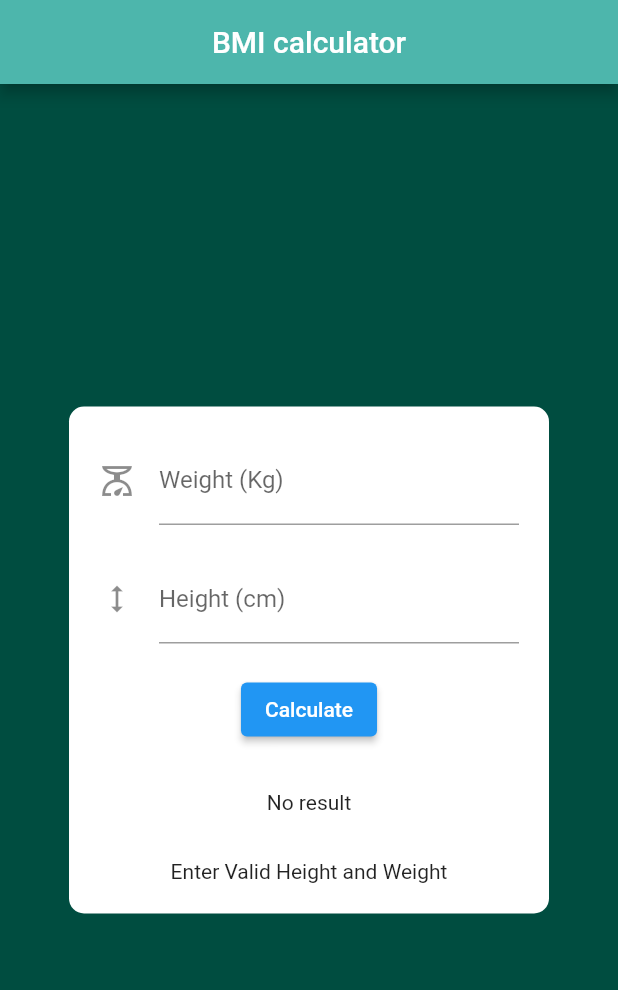
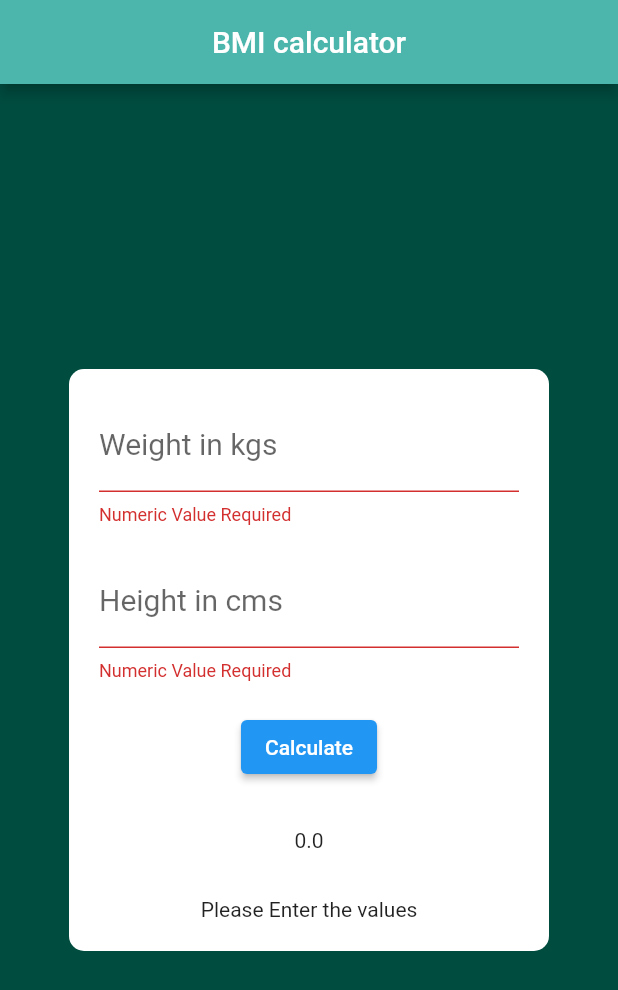
Before and after one commit to nithin-120902/flutter-apps, a Flutter app: the screen it shows after launch, after a tap on "Calculate", on a phone screen of 412 x 824 dp. Shown: the top 990 px of the screen. Run offline on Flutter 3.47's test engine with Material 2 defaults, Android fonts, the phone set to English and light mode, and no system bars.

Commit message:
updated code'

```diff
--- a/bmi/lib/calculate.dart
+++ b/bmi/lib/calculate.dart
@@ -1,27 +1,22 @@
+import 'package:bmi/response.dart';
+
 class Calculate{
-  double? height;
-  double? weight;
-  double? _bmi;
-  String? message;
 
-  Calculate({this.height,this.weight,this.message=""});
+  static Response bmi(height,weight){
+    double bmi;
+    String message='';
+    height=height/100;
+    bmi = (weight / (height * height));
 
-  List<String> bmi(){
-    if (height == null || height! <= 0 || weight == null || weight! <= 0) {
-      return ["No result","Enter Valid Height and Weight"];
-    }
-    height=height!/100;
-    _bmi = (weight! / (height! * height!));
-
-    if (_bmi! < 18.5) {
+    if (bmi < 18.5) {
       message = "You are in Under weight category.";
-    } else if (_bmi! < 25) {
+    } else if (bmi < 25) {
       message = "You are in Noraml weight category.";
-    } else if (_bmi! < 30) {
+    } else if (bmi < 30) {
       message = "You are in Over weight category.";
-    } else if (_bmi! > 30) {
+    } else if (bmi > 30) {
       message = "You are Obese";
     }
-    return [_bmi.toString(),message.toString()];
+    return Response(bmi: bmi, message: message);
   }
 }
--- a/bmi/lib/main.dart
+++ b/bmi/lib/main.dart
@@ -1,6 +1,8 @@
-// ignore_for_file: prefer_const_constructors, prefer_const_literals_to_create_immutables
+// ignore_for_file: prefer_const_constructors
 
 import 'package:bmi/calculate.dart';
+import 'package:bmi/request.dart';
+import 'package:bmi/response.dart';
 import 'package:flutter/material.dart';
 
 void main() {
@@ -16,25 +18,17 @@ class BMI extends StatefulWidget {
 
 class _BMIState extends State<BMI> {
 
-  List<String> _bmi = ["No Result","Enter height and weight"];
-
   final _heightController = TextEditingController();
 
   final _weightController = TextEditingController();
 
-  void calculate(){
-    final double? height = double.tryParse(_heightController.value.text);
-    final double? weight = double.tryParse(_weightController.value.text);
+  Response response = Response(bmi: 0, message: "Please Enter the values");
 
-    Calculate cal = Calculate(height: height,weight: weight);
-
-    setState(() {
-      _bmi = cal.bmi();
-    });
-  }
+  final _key = GlobalKey<FormState>();
 
   @override
   Widget build(BuildContext context) {
+
     return MaterialApp(
       home: Scaffold(
         backgroundColor: Colors.teal[900],
@@ -44,35 +38,51 @@ class _BMIState extends State<BMI> {
           backgroundColor: Colors.teal[300],
         ),
       body: Center(
-        child: SizedBox(
+        child: Container(
           width:320,
-          child: Container(
+          padding:EdgeInsets.all(20),
           decoration: BoxDecoration(
               borderRadius: BorderRadius.all(
                   Radius.circular(10.0)
               ),
               color: Colors.white,
             ),
-            child: Padding(
-              padding: const EdgeInsets.all(20),
+          child: Form(
+            key: _key,
             child: Column(
               mainAxisSize: MainAxisSize.min,
               children: [
-                  TextField(
-                    keyboardType: TextInputType.numberWithOptions(
-                        decimal: true),
-                    decoration:
-                        InputDecoration(labelText: 'Weight (Kg)',icon: Icon(Icons.scale_outlined)),
+                TextFormField(
+                  decoration: const InputDecoration(
+                    labelText: 'Weight in kgs',
+                    labelStyle: TextStyle(
+                      fontSize: 20
+                    ),
+                    floatingLabelAlignment: FloatingLabelAlignment.start
+                  ),
+                  validator: (value){
+                    return (value == null || value.isEmpty) ? 'Numeric Value Required' : null;
+                  },
+                  cursorHeight: 25.0,
+                  keyboardType: const TextInputType.numberWithOptions(decimal:true),
                   controller: _weightController,
                 ),
                 SizedBox(
                   height:20,
                 ),
-                  TextField(
-                    keyboardType: TextInputType.numberWithOptions(
-                        decimal: true),
-                    decoration:
-                         InputDecoration(labelText: 'Height (cm)',icon: Icon(Icons.height)),
+                TextFormField(
+                  decoration: const InputDecoration(
+                      labelText: 'Height in cms',
+                      labelStyle: TextStyle(fontSize: 20),
+                      floatingLabelAlignment: FloatingLabelAlignment.start),
+                  validator: (value) {
+                    return (value == null || value.isEmpty)
+                        ? 'Numeric Value Required'
+                        : null;
+                  },
+                  cursorHeight: 25.0,
+                  keyboardType:
+                      const TextInputType.numberWithOptions(decimal: true),
                   controller: _heightController,
                 ),
                 SizedBox(
@@ -80,7 +90,16 @@ class _BMIState extends State<BMI> {
                 ),
                 ElevatedButton(
                   onPressed: (){
-                      calculate();
+                    setState(() {
+                      if (_key.currentState!.validate()) {
+                        Request req = Request(
+                            height: double.parse(_heightController.value.text),
+                            weight: double.parse(_weightController.value.text));
+                        response = Calculate.bmi(req.height, req.weight);
+                        print(response.bmi);
+                        print(response.message);
+                      }
+                    });
                   },
                   child:
                   Text(
@@ -91,16 +110,15 @@ class _BMIState extends State<BMI> {
                   height: 30,
                 ),
                 Text(
-                    _bmi[0]
+                  (response.bmi).toString(),
                 ),
                 SizedBox(
                     height: 30,
                 ),
                 Text(
-                    _bmi[1],
-                  )
-                ],
+                  (response.message).toString()
                 ),
+              ]
             ),
           ),
         ),
--- a/bmi_new/lib/calculate.dart
+++ /dev/null
@@ -1,22 +0,0 @@
-import 'package:bmi/response.dart';
-
-class Calculate{
-
-  static Response bmi(height,weight){
-    double bmi;
-    String message='';
-    height=height/100;
-    bmi = (weight / (height * height));
-
-    if (bmi < 18.5) {
-      message = "You are in Under weight category.";
-    } else if (bmi < 25) {
-      message = "You are in Noraml weight category.";
-    } else if (bmi < 30) {
-      message = "You are in Over weight category.";
-    } else if (bmi > 30) {
-      message = "You are Obese";
-    }
-    return Response(bmi: bmi, message: message);
-  }
-}
--- a/bmi_new/lib/main.dart
+++ /dev/null
@@ -1,125 +0,0 @@
-// ignore_for_file: prefer_const_constructors
-
-import 'package:bmi/calculate.dart';
-import 'package:bmi/request.dart';
-import 'package:bmi/response.dart';
-import 'package:flutter/material.dart';
-
-void main() {
-  runApp(const BMI());
-}
-
-class BMI extends StatefulWidget {
-  const BMI({super.key});
-
-  @override
-  State<BMI> createState() => _BMIState();
-}
-
-class _BMIState extends State<BMI> {
-
-  final _heightController = TextEditingController();
-
-  final _weightController = TextEditingController();
-
-  Response response = Response(bmi: 0, message: "Please Enter the values");
-
-  final _key = GlobalKey<FormState>();
-
-  @override
-  Widget build(BuildContext context) {
-
-    return MaterialApp(
-      home: Scaffold(
-        backgroundColor: Colors.teal[900],
-        appBar: AppBar(
-          title: Text('BMI calculator'),
-          centerTitle: true,
-          backgroundColor: Colors.teal[300],
-        ),
-      body: Center(
-        child: Container(
-          width:320,
-          padding:EdgeInsets.all(20),
-          decoration: BoxDecoration(
-              borderRadius: BorderRadius.all(
-                  Radius.circular(10.0)
-              ),
-              color: Colors.white,
-            ),
-          child: Form(
-            key: _key,
-            child: Column(
-              mainAxisSize: MainAxisSize.min,
-              children: [
-                TextFormField(
-                  decoration: const InputDecoration(
-                    labelText: 'Weight in kgs',
-                    labelStyle: TextStyle(
-                      fontSize: 20
-                    ),
-                    floatingLabelAlignment: FloatingLabelAlignment.start
-                  ),
-                  validator: (value){
-                    return (value == null || value.isEmpty) ? 'Numeric Value Required' : null;
-                  },
-                  cursorHeight: 25.0,
-                  keyboardType: const TextInputType.numberWithOptions(decimal:true),
-                  controller: _weightController,
-                ),
-                SizedBox(
-                  height:20,
-                ),
-                TextFormField(
-                  decoration: const InputDecoration(
-                      labelText: 'Height in cms',
-                      labelStyle: TextStyle(fontSize: 20),
-                      floatingLabelAlignment: FloatingLabelAlignment.start),
-                  validator: (value) {
-                    return (value == null || value.isEmpty)
-                        ? 'Numeric Value Required'
-                        : null;
-                  },
-                  cursorHeight: 25.0,
-                  keyboardType:
-                      const TextInputType.numberWithOptions(decimal: true),
-                  controller: _heightController,
-                ),
-                SizedBox(
-                  height:20,
-                ),
-                ElevatedButton(
-                  onPressed: (){
-                    if(_key.currentState!.validate()){
-                      Request req = Request(
-                            height: double.parse(_heightController.value.text),
-                            weight: double.parse(_weightController.value.text));
-                      response = Calculate.bmi(req.height, req.weight);
-                    }
-                  },
-                  child:
-                  Text(
-                    "Calculate",
-                  ),
-                ),
-                SizedBox(
-                  height: 30,
-                ),
-                Text(
-                  (response.bmi).toString(),
-                ),
-                SizedBox(
-                    height: 30,
-                ),
-                Text(
-                  (response.message).toString()
-                ),
-              ]
-            ),
-          ),
-        ),
-      ),
-    ),
-  );
-  }
-}
```
Also changed, not shown: bmi_new/analysis_options.yaml (deleted, +0 -29 lines), bmi_new/pubspec.yaml (deleted, +0 -90 lines), bmi/lib/request.dart (renamed from bmi_new/lib/request.dart), bmi/lib/response.dart (renamed from bmi_new/lib/response.dart), bmi_new/pubspec.lock (deleted), 136 other files. Lines whose indentation alone changed are shown as unchanged.
